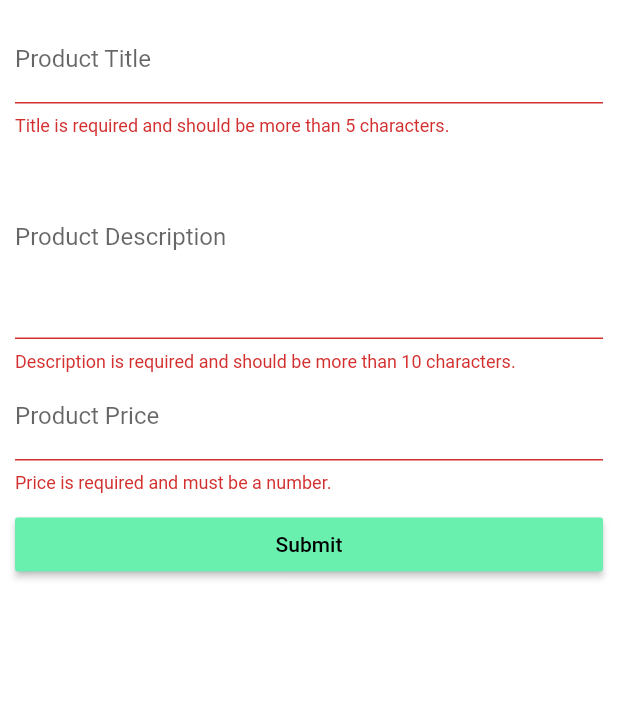
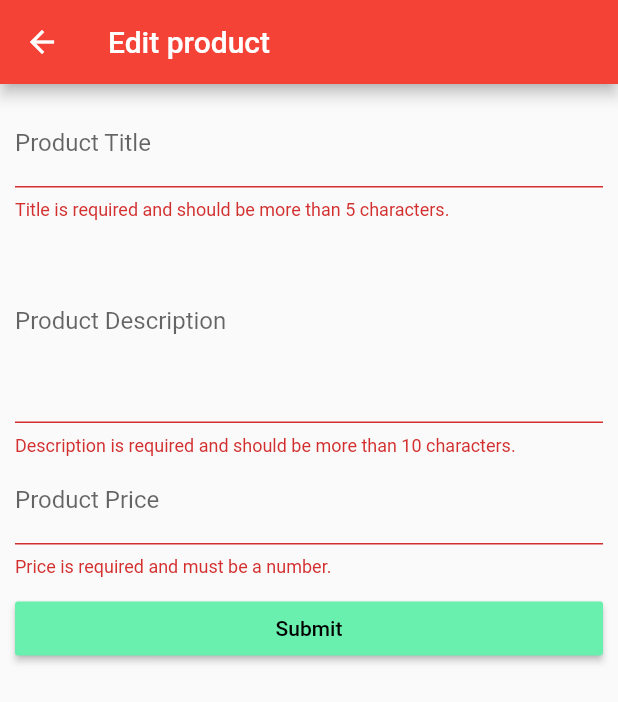
Before and after one commit to Nepali-San/Ecom-App, a Flutter app: the EditProduct screen opened directly, after a tap on "Submit", on a phone screen of 412 x 824 dp. Shown: the top 702 px of the screen. Run offline on Flutter 3.47's test engine with Material 2 defaults, Android fonts, the phone set to English and light mode, and no system bars; our stand-ins replace rxdart, shared_preferences; accounts and stored records are empty.

Commit message:
Seprated the code for edit and  add  product.

```diff
--- a/lib/main.dart
+++ b/lib/main.dart
@@ -1,6 +1,6 @@
 import 'package:flutter/material.dart';
 import 'package:practise_app1/pages/login_page.dart';
-import 'package:practise_app1/pages/product_edit_tab.dart';
+import 'package:practise_app1/pages/product_edit_page.dart';
 import 'package:practise_app1/pages/product_page.dart';
 import 'package:practise_app1/pages/products_admin_page.dart';
 import 'package:practise_app1/scoped-models/main.dart';
--- a/lib/pages/product_edit_tab.dart
+++ b/lib/pages/product_add_tab.dart
@@ -1,14 +1,13 @@
 import 'package:flutter/material.dart';
-import 'package:practise_app1/models/product.dart';
 import 'package:scoped_model/scoped_model.dart';
 import 'package:practise_app1/scoped-models/main.dart';
 
-class EditProduct extends StatefulWidget {
+class AddProduct extends StatefulWidget {
   @override
-  State<StatefulWidget> createState() => _EditProduct();
+  State<StatefulWidget> createState() => _AddProduct();
 }
 
-class _EditProduct extends State<EditProduct> {
+class _AddProduct extends State<AddProduct> {
   final Map<String, dynamic> _formData = {
     'title': null,
     'description': null,
@@ -18,10 +17,9 @@ class _EditProduct extends State<EditProduct> {
 
   final GlobalKey<FormState> _formKey = GlobalKey<FormState>();
 
-  Widget _buildTitleTextField(Product product) {
+  Widget _buildTitleTextField() {
     return TextFormField(
       decoration: InputDecoration(labelText: "Product Title"),
-      initialValue: product == null ? "" : product.title,
       validator: (String value) {
         if (value.trim().length == 0 || value.length < 5) {
           return 'Title is required and should be more than 5 characters.';
@@ -33,11 +31,10 @@ class _EditProduct extends State<EditProduct> {
     );
   }
 
-  Widget _buildDescriptionTextField(Product product) {
+  Widget _buildDescriptionTextField() {
     return TextFormField(
       maxLines: 5,
       decoration: InputDecoration(labelText: "Product Description"),
-      initialValue: product == null ? "" : product.description,
       validator: (String value) {
         if (value.isEmpty || value.length < 10) {
           return 'Description is required and should be more than 10 characters.';
@@ -49,10 +46,9 @@ class _EditProduct extends State<EditProduct> {
     );
   }
 
-  Widget _buildPriceTextField(Product product) {
+  Widget _buildPriceTextField() {
     return TextFormField(
       decoration: InputDecoration(labelText: "Product Price"),
-      initialValue: product == null ? "" : product.price.toString(),
       validator: (String value) {
         if (value.isEmpty ||
             !RegExp(r'^(?:[1-9]\d*|0)?(?:\.\d+)?$').hasMatch(value)) {
@@ -84,7 +80,7 @@ class _EditProduct extends State<EditProduct> {
     );
   }
 
-  Widget _buildPageContent(BuildContext context, Product product) {
+  Widget _buildPageContent(BuildContext context) {
     final double deviceWidth = MediaQuery.of(context).size.width;
     final double targetWidth = deviceWidth > 550.0 ? 500.0 : deviceWidth;
     final double targetPadding = deviceWidth - targetWidth;
@@ -100,9 +96,9 @@ class _EditProduct extends State<EditProduct> {
           child: ListView(
             padding: EdgeInsets.symmetric(horizontal: targetPadding / 2),
             children: <Widget>[
-              _buildTitleTextField(product),
-              _buildDescriptionTextField(product),
-              _buildPriceTextField(product),
+              _buildTitleTextField(),
+              _buildDescriptionTextField(),
+              _buildPriceTextField(),
               SizedBox(height: 10.0),
               _buildEditButton(),
             ],
@@ -138,20 +134,7 @@ class _EditProduct extends State<EditProduct> {
     if (!_formKey.currentState.validate()) return;
 
     _formKey.currentState.save();
-    if (selectedProductIndex != null) {
-      updateProduct(
-        _formData['title'],
-        _formData['description'],
-        _formData['imgUrl'],
-        _formData['price'],
-      ).then((bool isSuccess) {
-        if (isSuccess) {
-          Navigator.pushReplacementNamed(context, '/');
-        } else {
-          dialogonFailure("Try editing products later");
-        }
-      });
-    } else {
+
     addProduct(
       _formData['title'],
       _formData['description'],
@@ -165,24 +148,9 @@ class _EditProduct extends State<EditProduct> {
       }
     });
   }
-  }
 
   @override
   Widget build(BuildContext context) {
-    return ScopedModelDescendant<MainModel>(
-      builder: (BuildContext context, Widget child, MainModel model) {
-        final Widget pageContent =
-            _buildPageContent(context, model.selectedProduct);
-
-        return model.selectedProductId == null
-            ? pageContent
-            : Scaffold(
-                appBar: AppBar(
-                  title: Text("Edit product"),
-                ),
-                body: pageContent,
-              );
-      },
-    );
+    return _buildPageContent(context);
   }
 }
--- /dev/null
+++ b/lib/pages/product_edit_page.dart
@@ -0,0 +1,187 @@
+import 'package:flutter/material.dart';
+import 'package:practise_app1/models/product.dart';
+import 'package:scoped_model/scoped_model.dart';
+import 'package:practise_app1/scoped-models/main.dart';
+
+class EditProduct extends StatefulWidget {
+  @override
+  State<StatefulWidget> createState() => _EditProduct();
+}
+
+class _EditProduct extends State<EditProduct> {
+  final Map<String, dynamic> _formData = {
+    'title': null,
+    'description': null,
+    'imgUrl': 'images/food.jpg',
+    'price': null
+  };
+
+  final GlobalKey<FormState> _formKey = GlobalKey<FormState>();
+
+  Widget _buildTitleTextField(Product product) {
+    return TextFormField(
+      decoration: InputDecoration(labelText: "Product Title"),
+      initialValue: product == null ? "" : product.title,
+      validator: (String value) {
+        if (value.trim().length == 0 || value.length < 5) {
+          return 'Title is required and should be more than 5 characters.';
+        }
+      },
+      onSaved: (String value) {
+        _formData['title'] = value;
+      },
+    );
+  }
+
+  Widget _buildDescriptionTextField(Product product) {
+    return TextFormField(
+      maxLines: 5,
+      decoration: InputDecoration(labelText: "Product Description"),
+      initialValue: product == null ? "" : product.description,
+      validator: (String value) {
+        if (value.isEmpty || value.length < 10) {
+          return 'Description is required and should be more than 10 characters.';
+        }
+      },
+      onSaved: (String value) {
+        _formData['description'] = value;
+      },
+    );
+  }
+
+  Widget _buildPriceTextField(Product product) {
+    return TextFormField(
+      decoration: InputDecoration(labelText: "Product Price"),
+      initialValue: product == null ? "" : product.price.toString(),
+      validator: (String value) {
+        if (value.isEmpty ||
+            !RegExp(r'^(?:[1-9]\d*|0)?(?:\.\d+)?$').hasMatch(value)) {
+          return 'Price is required and must be a number.';
+        }
+      },
+      keyboardType: TextInputType.number,
+      onSaved: (String value) {
+        _formData['price'] = double.parse(value);
+      },
+    );
+  }
+
+  Widget _buildEditButton() {
+    return ScopedModelDescendant<MainModel>(
+      builder: (BuildContext context, Widget child, MainModel model) {
+        int selectedIndex = model.selectedProductIndex;
+
+        return model.isLoading
+            ? Center(child: CircularProgressIndicator())
+            : RaisedButton(
+                color: Theme.of(context).accentColor,
+                textColor: Colors.black,
+                child: Text("Submit"),
+                onPressed: () => _submitForm(model.addproduct,
+                    model.updateProduct, model.selectProduct, selectedIndex),
+              );
+      },
+    );
+  }
+
+  Widget _buildPageContent(BuildContext context, Product product) {
+    final double deviceWidth = MediaQuery.of(context).size.width;
+    final double targetWidth = deviceWidth > 550.0 ? 500.0 : deviceWidth;
+    final double targetPadding = deviceWidth - targetWidth;
+
+    return GestureDetector(
+      onTap: () {
+        FocusScope.of(context).requestFocus(FocusNode());
+      },
+      child: Container(
+        margin: EdgeInsets.all(10.0),
+        child: Form(
+          key: _formKey,
+          child: ListView(
+            padding: EdgeInsets.symmetric(horizontal: targetPadding / 2),
+            children: <Widget>[
+              _buildTitleTextField(product),
+              _buildDescriptionTextField(product),
+              _buildPriceTextField(product),
+              SizedBox(height: 10.0),
+              _buildEditButton(),
+            ],
+          ),
+        ),
+      ),
+    );
+  }
+
+  void dialogonFailure(String msg) {
+    showDialog(
+      context: context,
+      builder: (BuildContext context) {
+        return AlertDialog(
+          title: Text("Something Went Wrong !!!"),
+          content: Text(msg),
+          actions: <Widget>[
+            FlatButton(
+              onPressed: () {
+                Navigator.pop(context);
+              },
+              child: Text("Okay !"),
+            ),
+          ],
+        );
+      },
+    );
+  }
+
+  void _submitForm(
+      Function addProduct, Function updateProduct, Function selectProduct,
+      [int selectedProductIndex]) {
+    if (!_formKey.currentState.validate()) return;
+
+    _formKey.currentState.save();
+    if (selectedProductIndex != null) {
+      updateProduct(
+        _formData['title'],
+        _formData['description'],
+        _formData['imgUrl'],
+        _formData['price'],
+      ).then((bool isSuccess) {
+        if (isSuccess) {
+          Navigator.pop(context);
+          Navigator.pushReplacementNamed(context, '/');
+        } else {
+          dialogonFailure("Try editing products later");
+        }
+      });
+    } else {
+      addProduct(
+        _formData['title'],
+        _formData['description'],
+        _formData['imgUrl'],
+        _formData['price'],
+      ).then((bool isSuccess) {
+        if (isSuccess) {
+          Navigator.pushReplacementNamed(context, '/');
+        } else {
+          dialogonFailure("Try adding products later");
+        }
+      });
+    }
+  }
+
+  @override
+  Widget build(BuildContext context) {
+    return ScopedModelDescendant<MainModel>(
+      builder: (BuildContext context, Widget child, MainModel model) {
+        final Widget pageContent =
+            _buildPageContent(context, model.selectedProduct);
+
+        return Scaffold(
+          appBar: AppBar(
+            title: Text("Edit product"),
+          ),
+          body: pageContent,
+        );
+      },
+    );
+  }
+}
--- a/lib/pages/products_admin_page.dart
+++ b/lib/pages/products_admin_page.dart
@@ -1,6 +1,6 @@
 import 'package:flutter/material.dart';
 import 'package:practise_app1/Widgets/ui_elements/logout_listtile.dart';
-import 'package:practise_app1/pages/product_edit_tab.dart';
+import 'package:practise_app1/pages/product_add_tab.dart';
 import 'package:practise_app1/pages/product_list_tab.dart';
 import 'package:practise_app1/scoped-models/main.dart';
 
@@ -53,7 +53,7 @@ class AdminPage extends StatelessWidget {
           ),
           body: TabBarView(
             children: <Widget>[
-              EditProduct(),
+              AddProduct(),
               ListProduct(model),
             ],
           ),
```
Lines whose indentation alone changed are shown as unchanged.
